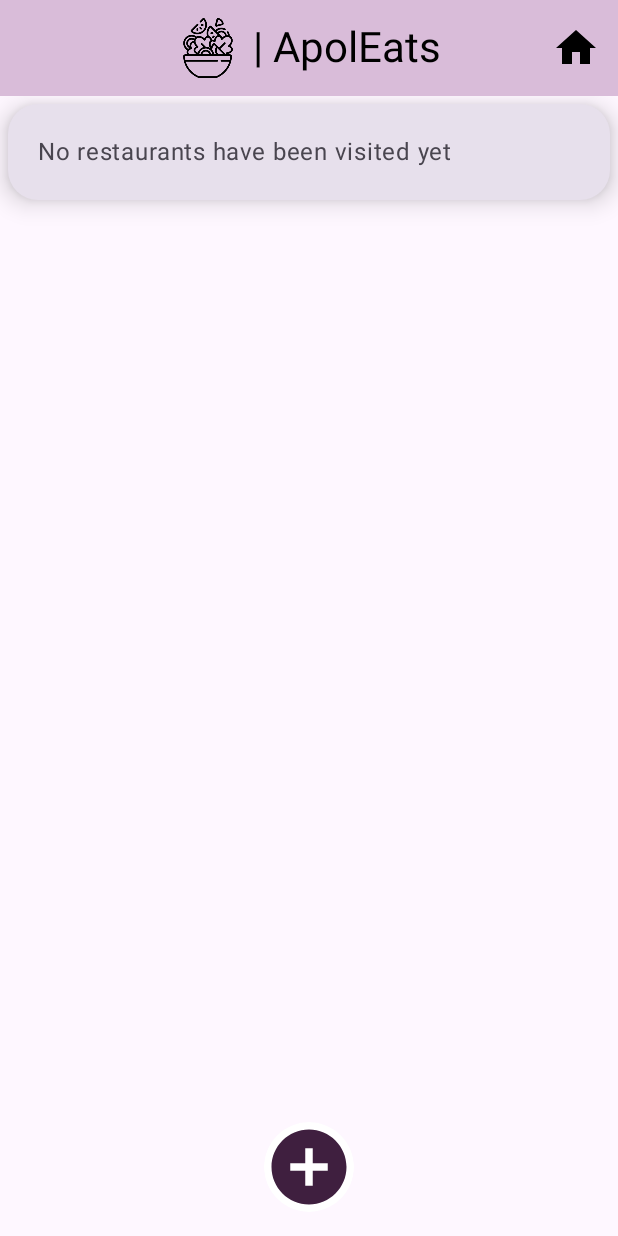
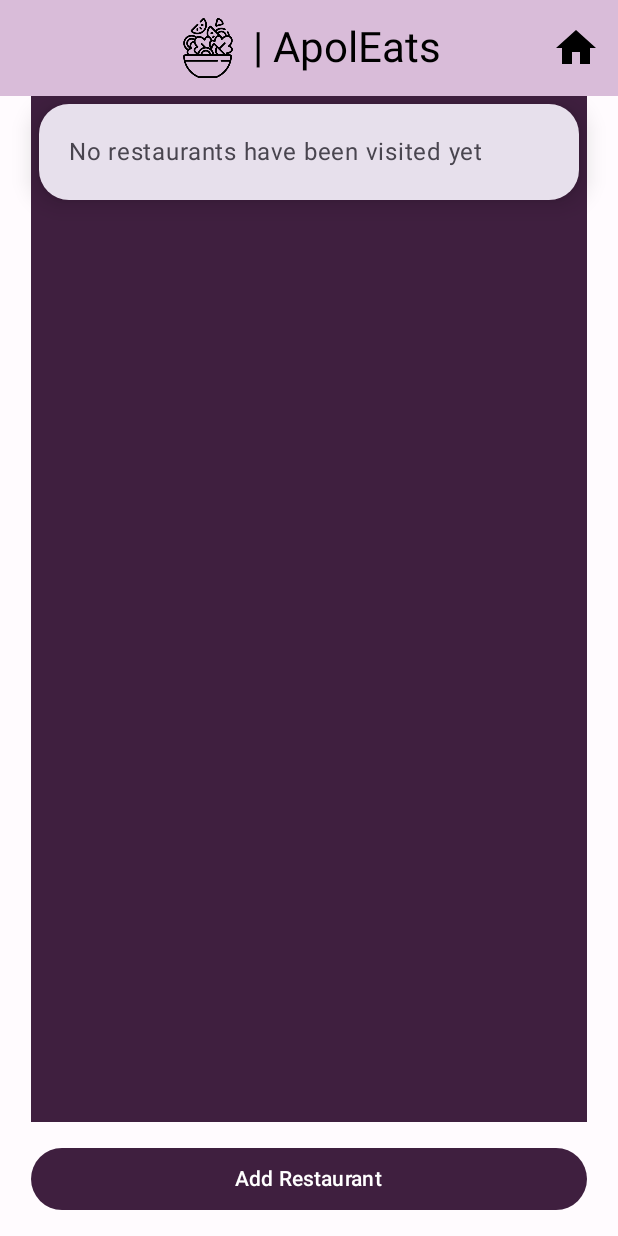
Before and after one commit to charlie-apolseed/AndroidRestaurantApp, an Android app built with Jetpack Compose: the screen it shows after launch (MainActivity), after a tap on "Visited", on a phone screen of 412 x 824 dp. Run offline under Robolectric (Android 15) with nearby library versions, the phone set to English and light mode, and no system bars.

Commit message:
[Style] Working on list page

```diff
--- a/app/src/main/java/com/example/yumfinder/ui/screen/ListScreen.kt
+++ b/app/src/main/java/com/example/yumfinder/ui/screen/ListScreen.kt
@@ -2,13 +2,16 @@ package com.example.yumfinder.ui.screen
 
 import androidx.compose.animation.animateContentSize
 import androidx.compose.foundation.Image
+import androidx.compose.foundation.background
 import androidx.compose.foundation.layout.Arrangement
 import androidx.compose.foundation.layout.Box
 import androidx.compose.foundation.layout.Column
 import androidx.compose.foundation.layout.Row
+import androidx.compose.foundation.layout.Spacer
 import androidx.compose.foundation.layout.fillMaxHeight
 import androidx.compose.foundation.layout.fillMaxSize
 import androidx.compose.foundation.layout.fillMaxWidth
+import androidx.compose.foundation.layout.height
 import androidx.compose.foundation.layout.padding
 import androidx.compose.foundation.layout.size
 import androidx.compose.foundation.layout.widthIn
@@ -22,6 +25,7 @@ import androidx.compose.material.icons.filled.Home
 import androidx.compose.material.icons.filled.KeyboardArrowDown
 import androidx.compose.material.icons.filled.KeyboardArrowUp
 import androidx.compose.material3.Button
+import androidx.compose.material3.ButtonColors
 import androidx.compose.material3.Card
 import androidx.compose.material3.CardDefaults
 import androidx.compose.material3.CenterAlignedTopAppBar
@@ -109,16 +113,20 @@ fun ListScreen(
             )
         }
     ) { innerPadding ->
-        Box(
+        Column(
             modifier = Modifier
                 .fillMaxSize()
-                .padding(innerPadding)
+                .padding(innerPadding),
+            horizontalAlignment = Alignment.CenterHorizontally
         ) {
             // Main Content
             Column(
                 modifier = Modifier
-                    .fillMaxHeight(0.8f)
-                    .align(Alignment.TopCenter)
+                    .fillMaxHeight(0.9f)
+                    .fillMaxWidth(.9f)
+                    .background(MaterialTheme.colorScheme.primary),
+                verticalArrangement = Arrangement.Top,
+                horizontalAlignment = Alignment.CenterHorizontally
             ) {
                 if (visitedRestaurants.isEmpty()) {
                     Card(
@@ -130,6 +138,7 @@ fun ListScreen(
                         modifier = Modifier
                             .padding(5.dp)
                             .fillMaxWidth()
+                            .fillMaxWidth(.9f)
                     ) {
                         Text(
                             text = "No restaurants have been visited yet",
@@ -137,34 +146,39 @@ fun ListScreen(
                         )
                     }
                 } else {
-                    LazyColumn {
+                    LazyColumn(
+                        modifier = Modifier
+                            .fillMaxHeight()
+                            .background(MaterialTheme.colorScheme.error)
+                    ) {
                         items(visitedRestaurants) { visitedRestaurant ->
                             RestaurantCard(restaurant = visitedRestaurant)
                         }
                     }
                 }
             }
-
+            Row(
+                modifier = Modifier.fillMaxSize(),
+                horizontalArrangement = Arrangement.Center,
+                verticalAlignment = Alignment.CenterVertically
+            ) {
+                Button(
+                    onClick = { viewModel.toggleAddDialog() },
+                    modifier = Modifier
+                        .fillMaxWidth(.9f)
+                        .height(41.dp),
+                    colors = ButtonColors(
+                        containerColor = MaterialTheme.colorScheme.primary,
+                        contentColor = MaterialTheme.colorScheme.onPrimary,
+                        disabledContentColor = MaterialTheme.colorScheme.primary,
+                        disabledContainerColor = MaterialTheme.colorScheme.onPrimary
+                    )
+                ) {
+                    Text("Add Restaurant")
+                }
+                Spacer(modifier = Modifier.height(0.dp))
+            }
             // Bottom Icon
-            IconButton(
-                onClick = { viewModel.toggleAddDialog() },
-                colors = IconButtonColors(
-                    containerColor = MaterialTheme.colorScheme.onPrimary,
-                    contentColor = MaterialTheme.colorScheme.primary,
-                    disabledContainerColor = MaterialTheme.colorScheme.onSecondaryContainer,
-                    disabledContentColor = MaterialTheme.colorScheme.secondaryContainer
-                ),
-                modifier = Modifier
-                    .align(Alignment.BottomCenter)
-                    .padding(bottom = 16.dp)
-                    .size(60.dp)// Add padding for spacing from the bottom
-            ) {
-                Icon(
-                    Icons.Filled.AddCircle,
-                    contentDescription = "Add",
-                    modifier = Modifier.size(60.dp) // Size of the bottom icon
-                )
-            }
 
             // Add Restaurant Dialog
             if (viewModel.addDialog) {
@@ -181,9 +195,9 @@ fun ListScreen(
 
 @Composable
 fun RestaurantCard(restaurant: Restaurant) {
-    var backgroundColor = MaterialTheme.colorScheme.surfaceVariant
+    var backgroundColor = MaterialTheme.colorScheme.surface
     if (restaurant.rating.toInt() >= 9) {
-        backgroundColor = MaterialTheme.colorScheme.secondary
+        backgroundColor = MaterialTheme.colorScheme.surfaceVariant
     }
 
     Card(
--- a/app/src/main/java/com/example/yumfinder/ui/theme/Theme.kt
+++ b/app/src/main/java/com/example/yumfinder/ui/theme/Theme.kt
@@ -20,7 +20,10 @@ private val DarkColorScheme = darkColorScheme(
     surface = Color(0xFFFFFBFE),
     onSurface =  Color.Black,
     secondaryContainer = Color(0xFFD9BCD9),
-    onSecondaryContainer = Color.Black
+    onSecondaryContainer = Color.Black,
+
+    background = Color(0xFFFFFBFE),
+    onBackground = Color(0xFFE7DDE2)
 )
 
 private val LightColorScheme = lightColorScheme(
@@ -32,18 +35,12 @@ private val LightColorScheme = lightColorScheme(
     surface = Color(0xFFFFFBFE),
     onSurface =  Color.Black,
     secondaryContainer = Color(0xFFD9BCD9),
-    onSecondaryContainer = Color.Black
+    onSecondaryContainer = Color.Black,
+    background = Color(0xFFFFFBFE),
+    onBackground = Color(0xFFE7DDE2)
+)
 
-    /* Other default colors to override
-    background = Color(0xFFFFFBFE),
 
-    onPrimary = Color.White,
-    onSecondary = Color.White,
-    onTertiary = Color.White,
-    onBackground = Color(0xFF1C1B1F),
-    onSurface = Color(0xFF1C1B1F),
-    */
-)
 
 @Composable
 fun YumFinderTheme(
```
